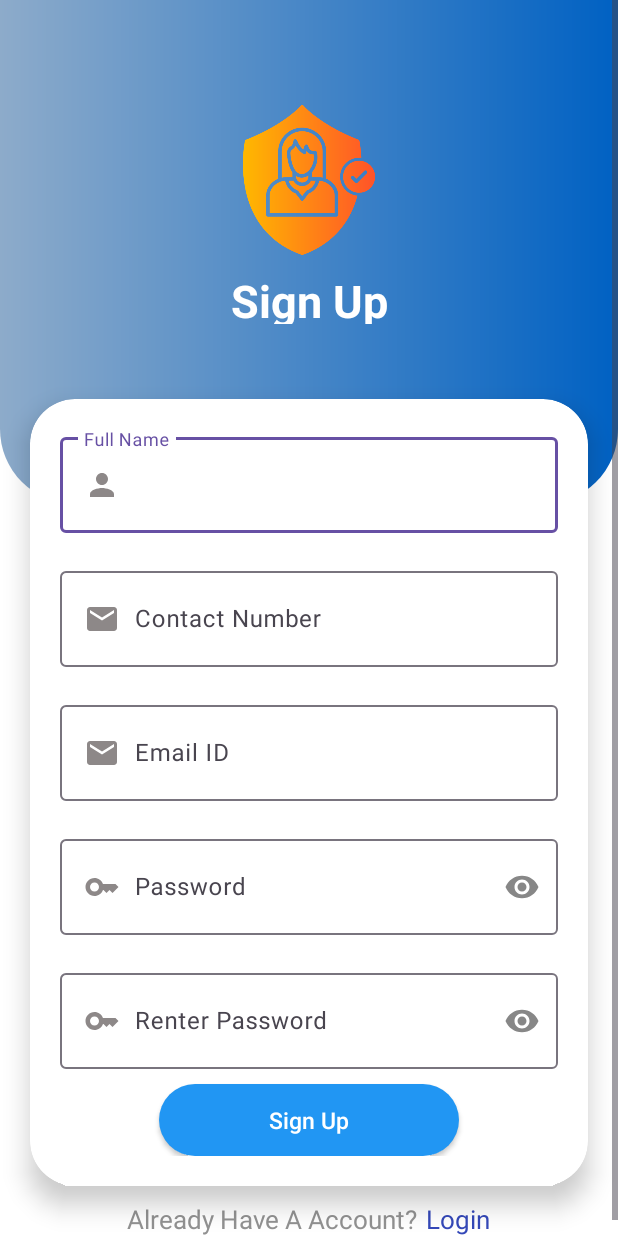
After one commit to Kalpesh-Sananse/Rakshak, an Android app: the layout new_activity_register_user.xml on its own in the app's theme, with its tools: preview values and no code run, on a phone screen of 412 x 824 dp. The commit adds this screen. Run offline under Robolectric (Android 15) with nearby library versions, the phone set to English and light mode, and no system bars.

Commit message:
New UI ongoing

```diff
--- a/app/src/main/java/com/kalpesh/women_safety/VBlogActivity.kt
+++ b/app/src/main/java/com/kalpesh/women_safety/VBlogActivity.kt
@@ -18,7 +18,6 @@ class VBlogActivity : AppCompatActivity() {
     override fun onCreate(savedInstanceState: Bundle?) {
         super.onCreate(savedInstanceState)
         setContentView(R.layout.activity_vblog)
-
     }
 
     private fun fetchVideosFromFirebase() {
--- /dev/null
+++ b/app/src/main/res/drawable/color_gradient.xml
@@ -0,0 +1,11 @@
+<?xml version="1.0" encoding="utf-8"?>
+<shape xmlns:android="http://schemas.android.com/apk/res/android">
+    <gradient
+        android:startColor="#8DABCA"
+        android:endColor="@color/gradient_end">
+    </gradient>
+    <corners
+        android:bottomRightRadius="50dp"
+        android:bottomLeftRadius="50dp">
+    </corners>
+</shape>
--- /dev/null
+++ b/app/src/main/res/drawable/email_vector.xml
@@ -0,0 +1,5 @@
+<vector android:height="24dp" android:tint="#8D8888"
+    android:viewportHeight="24" android:viewportWidth="24"
+    android:width="24dp" xmlns:android="http://schemas.android.com/apk/res/android">
+    <path android:fillColor="@android:color/white" android:pathData="M20,4L4,4c-1.1,0 -1.99,0.9 -1.99,2L2,18c0,1.1 0.9,2 2,2h16c1.1,0 2,-0.9 2,-2L22,6c0,-1.1 -0.9,-2 -2,-2zM20,8l-8,5 -8,-5L4,6l8,5 8,-5v2z"/>
+</vector>
--- /dev/null
+++ b/app/src/main/res/drawable/login_button.xml
@@ -0,0 +1,11 @@
+<?xml version="1.0" encoding="utf-8"?>
+<shape xmlns:android="http://schemas.android.com/apk/res/android">
+
+    <solid
+        android:color="#2196F3" >
+
+    </solid>
+    <corners
+        android:radius="30dp">
+    </corners>
+</shape>
--- /dev/null
+++ b/app/src/main/res/drawable/password_vector.xml
@@ -0,0 +1,5 @@
+<vector android:height="24dp" android:tint="#8D8888"
+    android:viewportHeight="24" android:viewportWidth="24"
+    android:width="24dp" xmlns:android="http://schemas.android.com/apk/res/android">
+    <path android:fillColor="@android:color/white" android:pathData="M21,10h-8.35C11.83,7.67 9.61,6 7,6c-3.31,0 -6,2.69 -6,6s2.69,6 6,6c2.61,0 4.83,-1.67 5.65,-4H13l2,2l2,-2l2,2l4,-4.04L21,10zM7,15c-1.65,0 -3,-1.35 -3,-3c0,-1.65 1.35,-3 3,-3s3,1.35 3,3C10,13.65 8.65,15 7,15z"/>
+</vector>
--- /dev/null
+++ b/app/src/main/res/drawable/person_symbol.xml
@@ -0,0 +1,5 @@
+<vector android:height="24dp" android:tint="#8D8888"
+    android:viewportHeight="24" android:viewportWidth="24"
+    android:width="24dp" xmlns:android="http://schemas.android.com/apk/res/android">
+    <path android:fillColor="@android:color/white" android:pathData="M12,12c2.21,0 4,-1.79 4,-4s-1.79,-4 -4,-4 -4,1.79 -4,4 1.79,4 4,4zM12,14c-2.67,0 -8,1.34 -8,4v2h16v-2c0,-2.66 -5.33,-4 -8,-4z"/>
+</vector>
--- /dev/null
+++ b/app/src/main/res/layout/new_activity_register_user.xml
@@ -0,0 +1,238 @@
+<?xml version="1.0" encoding="utf-8"?>
+<RelativeLayout xmlns:android="http://schemas.android.com/apk/res/android"
+    xmlns:app="http://schemas.android.com/apk/res-auto"
+    xmlns:tools="http://schemas.android.com/tools"
+    android:layout_width="match_parent"
+    android:layout_height="match_parent"
+    android:background="@color/white"
+    android:orientation="vertical"
+    tools:context=".register_user">
+
+
+    <LinearLayout
+        android:layout_width="match_parent"
+        android:layout_height="match_parent"
+        android:orientation="vertical">
+
+        <ScrollView
+            android:layout_width="match_parent"
+            android:layout_height="match_parent">
+
+            <LinearLayout
+                android:layout_width="match_parent"
+                android:layout_height="wrap_content"
+                android:orientation="vertical">
+
+                <LinearLayout
+                    android:layout_width="match_parent"
+                    android:layout_height="wrap_content"
+                    android:background="@drawable/color_gradient"
+                    android:orientation="vertical"
+                    android:paddingTop="70dp"
+                    android:paddingBottom="120dp">
+
+                    <ImageView
+                        android:id="@+id/applogo"
+                        android:layout_width="100dp"
+                        android:layout_height="100dp"
+                        android:layout_gravity="center"
+                        android:src="@drawable/safe" />
+
+                    <TextView
+                        android:id="@+id/singup"
+                        android:layout_width="match_parent"
+                        android:layout_height="36dp"
+                        android:layout_gravity="center"
+                        android:layout_marginTop="10dp"
+                        android:gravity="center"
+                        android:text="Sign Up"
+                        android:textColor="@color/white"
+                        android:textSize="30dp"
+                        android:textStyle="bold" />
+
+                </LinearLayout>
+
+                <androidx.cardview.widget.CardView
+                    android:layout_width="match_parent"
+                    android:layout_height="wrap_content"
+                    android:layout_marginLeft="20dp"
+                    android:layout_marginTop="-70dp"
+                    android:layout_marginRight="20dp"
+                    android:orientation="vertical"
+                    android:outlineSpotShadowColor="#000000"
+                    app:cardBackgroundColor="@color/cardcolour"
+                    app:cardCornerRadius="30dp"
+                    app:cardElevation="10dp"
+                    app:contentPaddingBottom="20dp">
+
+                    <LinearLayout
+                        android:layout_width="match_parent"
+                        android:layout_height="match_parent"
+                        android:orientation="vertical"
+                        android:paddingLeft="20dp"
+                        android:paddingRight="20dp">
+
+                        <com.google.android.material.textfield.TextInputLayout
+                            android:id="@+id/etName"
+                            android:layout_width="match_parent"
+                            android:layout_height="match_parent"
+                            android:layout_marginTop="20dp"
+                            android:hint="Full Name"
+                            app:boxBackgroundMode="outline"
+                            app:endIconMode="clear_text"
+                            app:endIconTint="#878787"
+                            app:startIconTint="#878787">
+
+                            <com.google.android.material.textfield.TextInputEditText
+                                android:id="@+id/user_name"
+                                android:layout_width="match_parent"
+                                android:layout_height="wrap_content"
+                                android:drawableStart="@drawable/person_symbol"
+                                android:drawablePadding="10dp"
+                                android:inputType="text"
+                                android:padding="20dp"
+                                android:textColorHint="#878787" />
+                        </com.google.android.material.textfield.TextInputLayout>
+
+                        <com.google.android.material.textfield.TextInputLayout
+                            android:id="@+id/etContact"
+                            android:layout_width="match_parent"
+                            android:layout_height="match_parent"
+                            android:layout_marginTop="20dp"
+                            android:hint="Contact Number"
+                            app:boxBackgroundMode="outline"
+                            app:endIconMode="clear_text"
+                            app:endIconTint="#878787"
+                            app:startIconTint="#878787">
+
+                            <com.google.android.material.textfield.TextInputEditText
+                                android:id="@+id/user_contact"
+                                android:layout_width="match_parent"
+                                android:layout_height="wrap_content"
+                                android:drawableStart="@drawable/email_vector"
+                                android:drawablePadding="10dp"
+                                android:inputType="number|phone"
+                                android:padding="20dp"
+                                android:textColorHint="#878787" />
+                        </com.google.android.material.textfield.TextInputLayout>
+
+
+
+                        <com.google.android.material.textfield.TextInputLayout
+                            android:id="@+id/signup_email"
+                            android:layout_width="match_parent"
+                            android:layout_height="match_parent"
+                            android:layout_marginTop="20dp"
+                            android:hint="Email ID"
+                            app:boxBackgroundMode="outline"
+                            app:endIconMode="clear_text"
+                            app:endIconTint="#878787"
+                            app:startIconTint="#878787">
+
+                            <com.google.android.material.textfield.TextInputEditText
+                                android:id="@+id/etEmail"
+                                android:layout_width="match_parent"
+                                android:layout_height="wrap_content"
+                                android:drawableStart="@drawable/email_vector"
+                                android:drawablePadding="10dp"
+                                android:inputType="textEmailAddress"
+                                android:padding="20dp"
+                                android:textColorHint="#878787" />
+                        </com.google.android.material.textfield.TextInputLayout>
+
+
+                        <com.google.android.material.textfield.TextInputLayout
+                            android:id="@+id/signup_password"
+                            android:layout_width="match_parent"
+                            android:layout_height="match_parent"
+                            android:layout_marginTop="20dp"
+                            android:hint="Password"
+                            app:boxBackgroundMode="outline"
+                            app:endIconMode="password_toggle"
+                            app:endIconTint="#878787"
+                            app:startIconTint="#878787">
+
+                            <com.google.android.material.textfield.TextInputEditText
+                                android:id="@+id/etPassword"
+                                android:layout_width="match_parent"
+                                android:layout_height="wrap_content"
+                                android:drawableStart="@drawable/password_vector"
+                                android:drawablePadding="10dp"
+                                android:ems="10"
+                                android:inputType="textPassword"
+                                android:padding="20dp"
+                                android:password="true"
+                                android:textColorHint="#878787" />
+                        </com.google.android.material.textfield.TextInputLayout>
+
+                        <com.google.android.material.textfield.TextInputLayout
+                            android:id="@+id/signup_RepasswordLayout"
+                            android:layout_width="match_parent"
+                            android:layout_height="match_parent"
+                            android:layout_marginTop="20dp"
+                            android:hint="Renter Password"
+                            app:boxBackgroundMode="outline"
+                            app:endIconMode="password_toggle"
+                            app:endIconTint="#878787"
+                            app:startIconTint="#878787">
+
+                            <com.google.android.material.textfield.TextInputEditText
+                                android:id="@+id/btnRegister"
+                                android:layout_width="match_parent"
+                                android:layout_height="wrap_content"
+                                android:drawableStart="@drawable/password_vector"
+                                android:drawablePadding="10dp"
+                                android:ems="10"
+                                android:inputType="textPassword"
+                                android:padding="20dp"
+                                android:password="true"
+                                android:textColorHint="#878787" />
+                        </com.google.android.material.textfield.TextInputLayout>
+
+
+                        <androidx.appcompat.widget.AppCompatButton
+                            android:id="@+id/signup_btn"
+                            android:layout_width="200dp"
+                            android:layout_height="match_parent"
+                            android:layout_gravity="center"
+                            android:layout_marginTop="10dp"
+                            android:background="@drawable/login_button"
+                            android:padding="13dp"
+                            android:text="Sign Up"
+                            android:textAllCaps="false"
+                            android:textColor="@color/white"
+                            android:textSize="15dp" />
+
+                    </LinearLayout>
+                </androidx.cardview.widget.CardView>
+
+                <LinearLayout
+                    android:layout_width="match_parent"
+                    android:layout_height="wrap_content"
+                    android:layout_marginTop="10dp"
+                    android:gravity="center"
+                    android:layout_marginBottom="10dp"
+                    android:orientation="horizontal">
+
+                    <TextView
+                        android:layout_width="wrap_content"
+                        android:layout_height="wrap_content"
+                        android:layout_gravity="center"
+                        android:text="Already Have A Account?"
+                        android:textColor="#E9878787"
+                        android:textSize="17dp" />
+
+                    <TextView
+                        android:id="@+id/aldlogin"
+                        android:layout_width="wrap_content"
+                        android:layout_height="wrap_content"
+                        android:layout_gravity="center"
+                        android:paddingLeft="5dp"
+                        android:text="Login"
+                        android:textColor="#3448B8"
+                        android:textSize="17dp" />
+                </LinearLayout>
+            </LinearLayout>
+        </ScrollView>
+    </LinearLayout>
+</RelativeLayout>
--- a/app/src/main/res/values/colors.xml
+++ b/app/src/main/res/values/colors.xml
@@ -14,7 +14,9 @@
     <!-- Text Colors -->
     <color name="textPrimary">#000000</color> <!-- Black -->
     <color name="textSecondary">#808080</color> <!-- Gray -->
-
+    <color name="gradient_start">#6393C5</color>
+    <color name="gradient_end">#0061C3</color>
+    <color name="cardcolour">#FFFFFFFF</color>
 
     <!-- Card Background and Button Colors -->
     <color name="cardBackground">#FFFFFF</color> <!-- White -->
```
